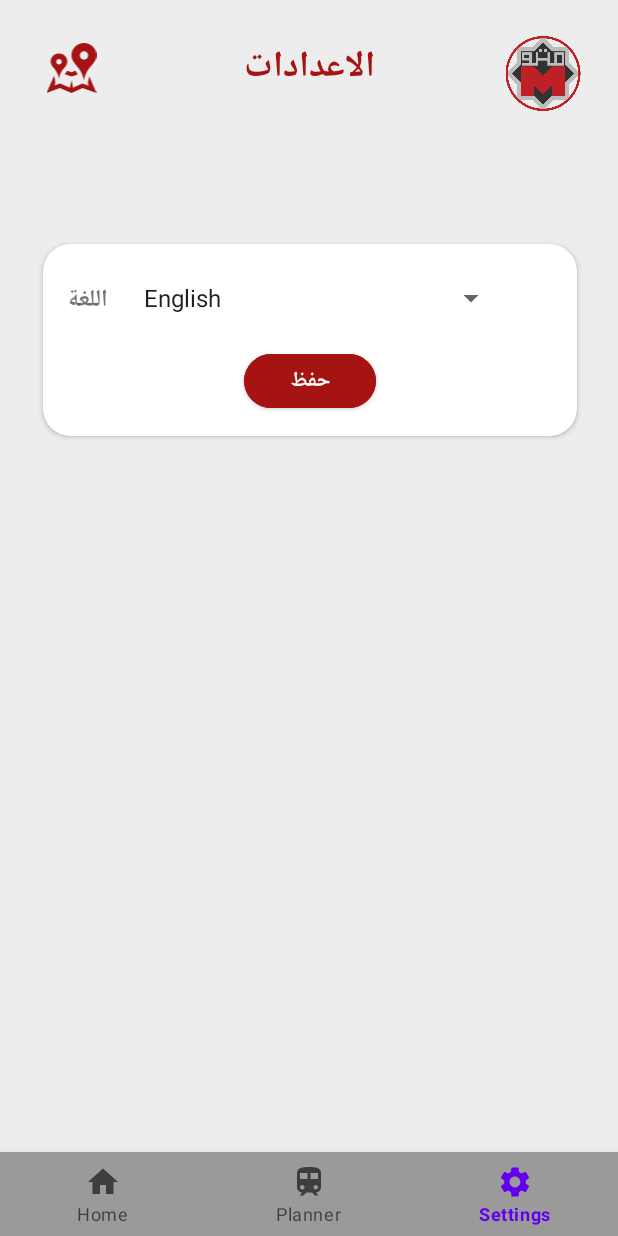
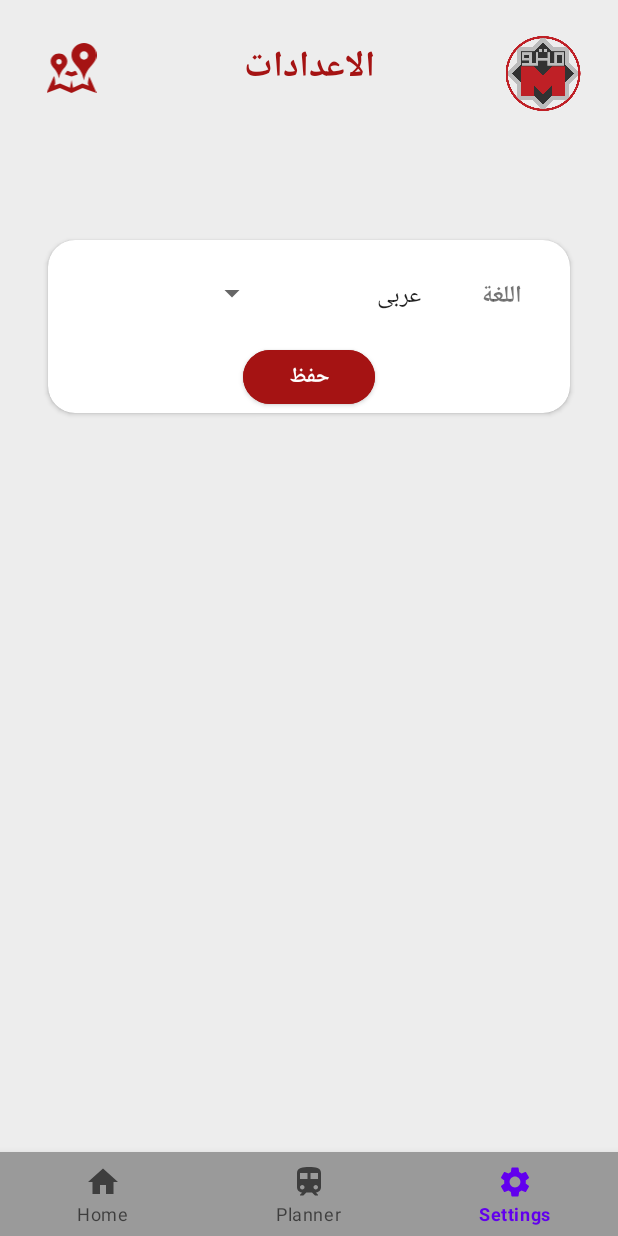
Before and after one commit to AyaAshraf21/Android_Cairo_Metro, an Android app: the screen it shows after launch (MainActivity), item 3 of the bottom bar chosen, on a phone screen of 412 x 824 dp. Run offline under Robolectric (Android 15) with nearby library versions, the phone set to English and light mode, and no system bars; 3 statements that could not run were skipped.

Commit message:
apply layout mirroring

```diff
--- a/app/src/main/java/com/ayaashraf/cairo_metro_app/PlannerFragment.java
+++ b/app/src/main/java/com/ayaashraf/cairo_metro_app/PlannerFragment.java
@@ -100,6 +100,7 @@
         @Override
         public View onCreateView(@NonNull LayoutInflater inflater, @Nullable ViewGroup container, @Nullable Bundle savedInstanceState) {
             View view = inflater.inflate(R.layout.fragment_planner, container, false);
+
             Sensey.getInstance().init(context);
             popup = view.findViewById(R.id.popup);
             popup.setOnClickListener(v -> showOverlayDialog());
@@ -151,6 +152,8 @@
 
             language = LanguageFactory.getInstance().getLanguage(languageCode);
 
+            view.setLayoutDirection(languageCode.equals("ar") ? View.LAYOUT_DIRECTION_RTL : View.LAYOUT_DIRECTION_LTR);
+
             entryStationTextView.setText(language.getEntryStationTextView());
 
             exitStationTextView.setText(language.getExitStationTextView());
@@ -169,7 +172,6 @@
             editTextText3.setHint(language.getHint());
             stations = language.getStations();
             prefer = language.getPrefer();
-
             adapter = new ArrayAdapter<>(getContext(), android.R.layout.simple_spinner_item, stations);
             adapter.setDropDownViewResource(android.R.layout.simple_spinner_dropdown_item);
 
--- a/app/src/main/java/com/ayaashraf/cairo_metro_app/SettingsFragment.java
+++ b/app/src/main/java/com/ayaashraf/cairo_metro_app/SettingsFragment.java
@@ -1,6 +1,5 @@
 package com.ayaashraf.cairo_metro_app;
 
-import android.annotation.SuppressLint;
 import android.content.Context;
 import android.content.SharedPreferences;
 import android.os.Bundle;
@@ -8,7 +7,6 @@ import android.view.LayoutInflater;
 import android.view.View;
 import android.view.ViewGroup;
 import android.widget.ArrayAdapter;
-import android.widget.AutoCompleteTextView;
 import android.widget.Button;
 import android.widget.Spinner;
 import android.widget.TextView;
@@ -16,20 +14,10 @@ import android.widget.Toast;
 
 import androidx.annotation.NonNull;
 import androidx.fragment.app.Fragment;
-import androidx.lifecycle.MutableLiveData;
 import androidx.lifecycle.ViewModelProvider;
 
 import java.util.ArrayList;
-import java.util.HashMap;
-import java.util.Map;
 
-import mumayank.com.airlocationlibrary.AirLocation;
-
-/**
- * A simple {@link Fragment} subclass.
- * Use the {@link SettingsFragment#newInstance} factory method to
- * create an instance of this fragment.
- */
 public class SettingsFragment extends Fragment {
 
     private static final String ARG_PARAM1 = "param1";
@@ -43,8 +31,6 @@ public class SettingsFragment extends Fragment {
     TextView languageTextView;
     Button saveButton;
 
-
-
     private String mParam1;
     private String mParam2;
 
@@ -52,14 +38,6 @@ public class SettingsFragment extends Fragment {
         // Required empty public constructor
     }
 
-    /**
-     * Use this factory method to create a new instance of
-     * this fragment using the provided parameters.
-     *
-     * @param param1 Parameter 1.
-     * @param param2 Parameter 2.
-     * @return A new instance of fragment SettingsFragment.
-     */
     public static SettingsFragment newInstance(String param1, String param2) {
         SettingsFragment fragment = new SettingsFragment();
         Bundle args = new Bundle();
@@ -74,33 +52,28 @@ public class SettingsFragment extends Fragment {
         super.onCreate(savedInstanceState);
         sharedPreferences = getActivity().getSharedPreferences(SHARED_PREF_NAME, getActivity().MODE_PRIVATE);
         String languageCode = sharedPreferences.getString(KEY_LANGUAGE, "ar");
-        sharedViewModel viewModel =new ViewModelProvider(requireActivity()).get(sharedViewModel.class);
+
+        sharedViewModel viewModel = new ViewModelProvider(requireActivity()).get(sharedViewModel.class);
         if (languageCode.equals("ar")) {
             viewModel.setScreenName("الاعدادات");
         } else if (languageCode.equals("en")) {
             viewModel.setScreenName("Setting");
         }
+
         language = LanguageFactory.getInstance().getLanguage(languageCode);
         if (getArguments() != null) {
             mParam1 = getArguments().getString(ARG_PARAM1);
             mParam2 = getArguments().getString(ARG_PARAM2);
         }
-        // Initialize SharedPreferences here
-        if (getActivity() != null) {
-            sharedPreferences = getActivity().getSharedPreferences(SHARED_PREF_NAME, getActivity().MODE_PRIVATE);
-        }
-
-
     }
 
     @Override
     public View onCreateView(LayoutInflater inflater, ViewGroup container, Bundle savedInstanceState) {
         View view = inflater.inflate(R.layout.fragment_settings, container, false);
-//        settingsTextView = view.findViewById(R.id.settingTextView);
+
         languageTextView = view.findViewById(R.id.languageTextView);
         saveButton = view.findViewById(R.id.saveButton);
 
-//        settingsTextView.setText(language.getSettingsTextView());
         languageTextView.setText(language.getLanguageTextView());
         saveButton.setText(language.getSaveButton());
 
@@ -114,23 +87,42 @@ public class SettingsFragment extends Fragment {
         Spinner spinner = view.findViewById(R.id.spinner);
         spinner.setAdapter(adapter);
 
-        Button saveButton = view.findViewById(R.id.saveButton);
+        String savedLanguageCode = sharedPreferences.getString(KEY_LANGUAGE, "ar");
+        int selectedIndex = savedLanguageCode.equals("en") ? 0 : 1;
+        spinner.setSelection(selectedIndex);
+
+        view.setLayoutDirection(savedLanguageCode.equals("ar") ? View.LAYOUT_DIRECTION_RTL : View.LAYOUT_DIRECTION_LTR);
+
         saveButton.setOnClickListener(new View.OnClickListener() {
             @Override
             public void onClick(View v) {
+
                 String selectedLanguage = spinner.getSelectedItem().toString();
-                String languageCode = selectedLanguage.equals("English")?"en":"ar";
+                String languageCode = selectedLanguage.equals("English") ? "en" : "ar";
 
-                // Save the language code in SharedPreferences
                 SharedPreferences.Editor editor = sharedPreferences.edit();
                 editor.putString(KEY_LANGUAGE, languageCode);
                 editor.apply();
+                language = LanguageFactory.getInstance().getLanguage(languageCode);
 
+               sharedViewModel viewModel = new ViewModelProvider(requireActivity()).get(sharedViewModel.class);
+                if (languageCode.equals("ar")) {
+                    viewModel.setScreenName("الاعدادات");
+                } else if (languageCode.equals("en")) {
+                    viewModel.setScreenName("Setting");
+                }
+                languageTextView.setText(language.getLanguageTextView());
+                saveButton.setText(language.getSaveButton());
+
+
+                View rootView = getView();
+                if (rootView != null) {
+                    rootView.setLayoutDirection(languageCode.equals("ar") ? View.LAYOUT_DIRECTION_RTL : View.LAYOUT_DIRECTION_LTR);
+                }
                 Toast.makeText(getContext(), "Language saved: " + languageCode, Toast.LENGTH_SHORT).show();
             }
         });
 
         return view;
     }
-
-    }
+}
--- a/app/src/main/res/layout/fragment_menu.xml
+++ b/app/src/main/res/layout/fragment_menu.xml
@@ -13,6 +13,7 @@
         android:layout_width="358dp"
         android:layout_height="257dp"
         android:layout_marginTop="16dp"
+        android:backgroundTint="@color/white"
         app:cardCornerRadius="15dp"
         app:layout_constraintEnd_toEndOf="parent"
         app:layout_constraintStart_toStartOf="parent"
@@ -20,7 +21,8 @@
 
         <androidx.constraintlayout.widget.ConstraintLayout
             android:layout_width="match_parent"
-            android:layout_height="276dp">
+            android:layout_height="276dp"
+            android:backgroundTint="@color/white">
 
             <TextView
                 android:id="@+id/entryStationTextView"
@@ -103,6 +105,7 @@
         android:layout_height="300dp"
         android:layout_marginStart="16dp"
         android:layout_marginEnd="16dp"
+        android:backgroundTint="@color/white"
         app:cardCornerRadius="20dp"
         app:layout_constraintBottom_toBottomOf="parent"
         app:layout_constraintEnd_toEndOf="parent"
@@ -115,6 +118,7 @@
             android:id="@+id/imageSlider"
             android:layout_width="match_parent"
             android:layout_height="match_parent"
+            android:backgroundTint="@color/white"
             app:iss_auto_cycle="true"
             app:iss_corner_radius="20"
             app:iss_delay="4000"
--- a/app/src/main/res/layout/fragment_settings.xml
+++ b/app/src/main/res/layout/fragment_settings.xml
@@ -7,10 +7,11 @@
     tools:context=".SettingsFragment">
 
     <androidx.cardview.widget.CardView
-        android:layout_width="356dp"
-        android:layout_height="128dp"
-        android:layout_marginStart="32dp"
-        android:layout_marginEnd="32dp"
+        android:layout_width="0dp"
+        android:layout_height="wrap_content"
+        android:layout_marginLeft="32dp"
+        android:layout_marginRight="32dp"
+        android:layout_marginBottom="32dp"
         app:cardCornerRadius="18sp"
         app:layout_constraintBottom_toBottomOf="parent"
         app:layout_constraintEnd_toEndOf="parent"
@@ -39,9 +40,9 @@
 
             <Spinner
                 android:id="@+id/spinner"
-                android:layout_width="250dp"
-                android:layout_height="wrap_content"
-                android:layout_marginStart="16dp"
+                android:layout_width="158dp"
+                android:layout_height="22dp"
+                android:layout_marginStart="32dp"
                 app:layout_constraintStart_toEndOf="@+id/languageTextView"
                 app:layout_constraintTop_toTopOf="@+id/languageTextView" />
 
@@ -49,7 +50,7 @@
                 android:id="@+id/languageTextView"
                 android:layout_width="wrap_content"
                 android:layout_height="wrap_content"
-                android:layout_marginStart="16dp"
+                android:layout_marginStart="32dp"
                 android:layout_marginTop="24dp"
                 android:text="Language"
                 android:textSize="16sp"
--- a/app/src/main/res/values/splash.xml
+++ b/app/src/main/res/values/splash.xml
@@ -8,7 +8,7 @@
     <style name="Theme.CairoMetroApp.Splash" parent="Theme.MaterialComponents.DayNight.NoActionBar">
         <item name="android:windowSplashScreenBackground" tools:targetApi="s">@color/white</item>
         <item name="android:windowSplashScreenAnimatedIcon" tools:targetApi="s">@drawable/avd_mapanimated</item>
-        <item name="android:windowSplashScreenAnimationDuration" tools:targetApi="s">7000</item>
+        <item name="android:windowSplashScreenAnimationDuration" tools:targetApi="s">10000</item>
         <item name="postSplashScreenTheme">@style/Theme.CairoMetroApp</item>
     </style>
 </resources>
```
Also changed, not shown: app/src/main/res/layout/fragment_planner.xml (+8 -0 lines).
